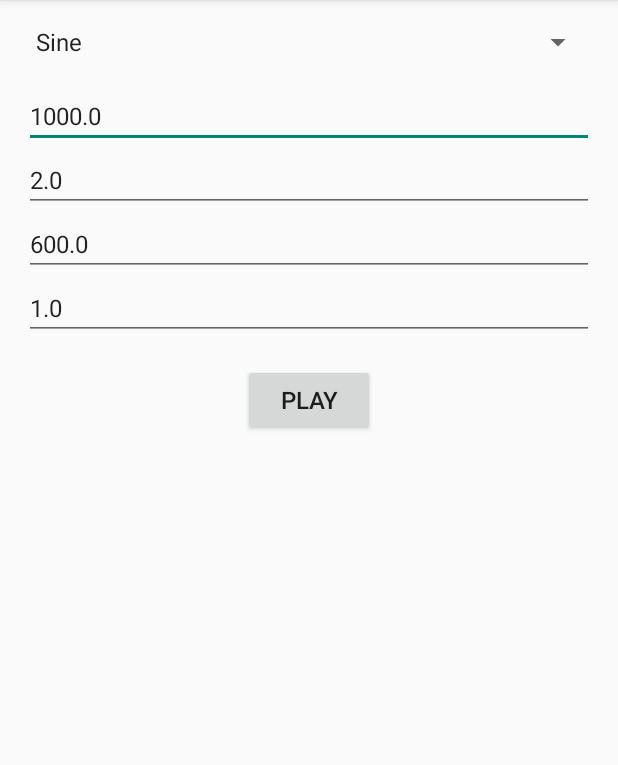
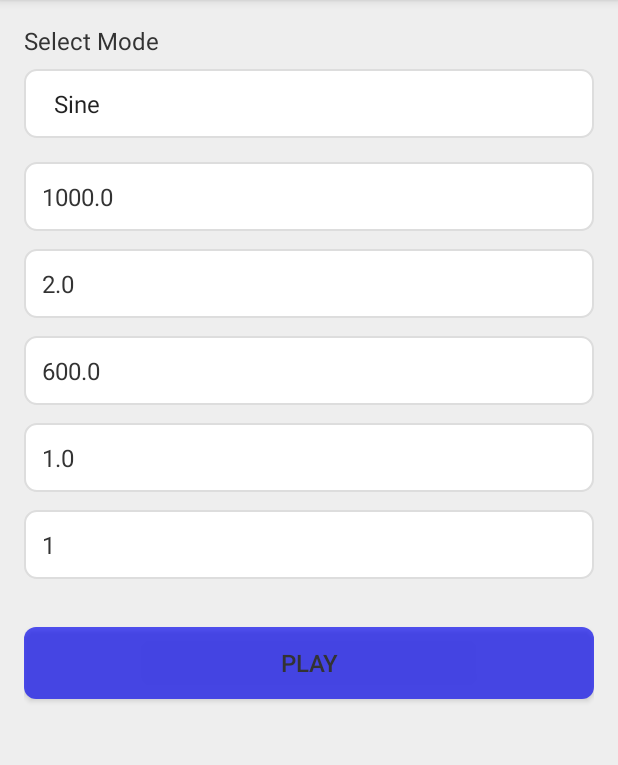
Before and after one commit to hailam/malgoplay, an Android app: the screen it shows after launch (MainActivity), on a phone screen of 412 x 824 dp, the part 84-849 px from its top. Run offline under Robolectric (Android 15) with nearby library versions, the phone set to English and light mode, and no system bars.

Commit message:
style: easier one eye

```diff
--- a/platform/android/app/src/main/java/com/hailam/malgoplay/MainActivity.kt
+++ b/platform/android/app/src/main/java/com/hailam/malgoplay/MainActivity.kt
@@ -9,6 +9,7 @@ import androidx.appcompat.app.AlertDialog
 import androidx.appcompat.app.AppCompatActivity
 import androidx.core.app.ActivityCompat
 import androidx.core.content.ContextCompat
+import kotlinx.coroutines.*
 import mobile_fsg_main.Mobile_fsg_main
 
 class MainActivity : AppCompatActivity() {
@@ -19,6 +20,7 @@ class MainActivity : AppCompatActivity() {
         private const val DEFAULT_MIN_FREQUENCY = 600.0
         private const val DEFAULT_AMPLITUDE = 2.0
         private const val DEFAULT_SWEEP_RATE = 1.0
+        private const val DEFAULT_CHANNELS = 1L
 
         private const val SWEEP_MODE_LINEAR = 0L
         private const val SWEEP_MODE_SINE = 1L
@@ -32,12 +34,14 @@ class MainActivity : AppCompatActivity() {
 
     private var isPlaying = false
     private lateinit var modeSpinner: Spinner
+    private lateinit var modeSpinnerLabel: TextView
     private lateinit var maxFrequencyInput: EditText
     private lateinit var amplitudeInput: EditText
     private lateinit var minFrequencyInput: EditText
     private lateinit var sweepRateInput: EditText
     private lateinit var playButton: Button
-    private lateinit var animationContainer: FrameLayout
+    private lateinit var channelsInput: EditText
+    //private lateinit var animationContainer: FrameLayout
 
     override fun onCreate(savedInstanceState: Bundle?) {
         super.onCreate(savedInstanceState)
@@ -54,6 +58,8 @@ class MainActivity : AppCompatActivity() {
         minFrequencyInput = findViewById(R.id.min_frequency_input)
         sweepRateInput = findViewById(R.id.sweep_rate_input)
         playButton = findViewById(R.id.play_button)
+        channelsInput = findViewById(R.id.channels_input)
+        modeSpinnerLabel = findViewById(R.id.mode_spinner_label)
 
         // Initialize Spinner with modes
         val modes = listOf("Sine", "Linear", "Triangle", "Exponential", "Logarithmic", "Square", "Sawtooth", "Random")
@@ -66,6 +72,7 @@ class MainActivity : AppCompatActivity() {
         amplitudeInput.setText(DEFAULT_AMPLITUDE.toString())
         minFrequencyInput.setText(DEFAULT_MIN_FREQUENCY.toString())
         sweepRateInput.setText(DEFAULT_SWEEP_RATE.toString())
+        channelsInput.setText(DEFAULT_CHANNELS.toString())
 
         // Set an onClick listener for the Play/Stop button
         playButton.setOnClickListener {
@@ -82,12 +89,17 @@ class MainActivity : AppCompatActivity() {
         val minFrequency = minFrequencyInput.text.toString().toDoubleOrNull() ?: DEFAULT_MIN_FREQUENCY
         val amplitude = amplitudeInput.text.toString().toDoubleOrNull() ?: DEFAULT_AMPLITUDE
         val sweepRate = sweepRateInput.text.toString().toDoubleOrNull() ?: DEFAULT_SWEEP_RATE
+        val channels = channelsInput.text.toString().toLongOrNull() ?: DEFAULT_CHANNELS
 
+        CoroutineScope(Dispatchers.IO).launch {
             // Initialize the audio device with the current user input values
-        initAudioDevice(minFrequency, maxFrequency)
+            initAudioDevice(minFrequency, maxFrequency, channels)
 
             // Set sweep rate and mode before starting the audio
             Mobile_fsg_main.setSweepRate(sweepRate)
+
+            Mobile_fsg_main.setAmplitude(amplitude)
+
             val selectedMode = when (modeSpinner.selectedItem.toString()) {
                 "Linear" -> SWEEP_MODE_LINEAR
                 "Triangle" -> SWEEP_MODE_TRIANGLE
@@ -99,51 +111,56 @@ class MainActivity : AppCompatActivity() {
                 "Random" -> SWEEP_MODE_RANDOM
                 else -> SWEEP_MODE_SINE // Default to Sine
             }
+
             Mobile_fsg_main.setSweepMode(selectedMode)
             Mobile_fsg_main.startAudio(0) // 0 for indefinite playback
 
+            withContext(Dispatchers.Main) {
                 // Toggle UI for playing state
                 isPlaying = true
                 playButton.text = "Stop"
+            }
+        }
 
-        // Hide input fields and show animation
-        /*
         maxFrequencyInput.visibility = View.GONE
         amplitudeInput.visibility = View.GONE
         minFrequencyInput.visibility = View.GONE
         sweepRateInput.visibility = View.GONE
         modeSpinner.visibility = View.GONE
-         */
+        channelsInput.visibility = View.GONE
+        modeSpinnerLabel.visibility = View.GONE
 
         // TODO: Start the animation or graphic in the animationContainer
     }
 
     private fun stopPlaying() {
+        CoroutineScope(Dispatchers.IO).launch {
             Mobile_fsg_main.stopAudio()
 
+            withContext(Dispatchers.Main) {
                 // Toggle UI for stopped state
                 playButton.text = "Play"
                 isPlaying = false
+            }
 
-        // Show input fields and hide animation
-        /*
+            // Reset state in the generator
+            Mobile_fsg_main.cleanupAudio()
+        }
+
         maxFrequencyInput.visibility = View.VISIBLE
         amplitudeInput.visibility = View.VISIBLE
         minFrequencyInput.visibility = View.VISIBLE
         sweepRateInput.visibility = View.VISIBLE
         modeSpinner.visibility = View.VISIBLE
-        */
-
-        // Reset state in the generator
-        Mobile_fsg_main.cleanupAudio()
+        channelsInput.visibility = View.VISIBLE
+        modeSpinnerLabel.visibility = View.VISIBLE
 
         // TODO: Stop the animation or graphic in the animationContainer
     }
 
 
-    private fun initAudioDevice(minFrequency: Double, maxFrequency: Double) {
+    private fun initAudioDevice(minFrequency: Double, maxFrequency: Double, channels: Long) {
         val sampleRate = 44100L
-        val channels = 1L
 
         val result = Mobile_fsg_main.initializeAudio(minFrequency, maxFrequency, sampleRate, channels)
         //if (result != null) {
@@ -178,6 +195,9 @@ class MainActivity : AppCompatActivity() {
 
     override fun onDestroy() {
         super.onDestroy()
+
+        CoroutineScope(Dispatchers.IO).launch {
             Mobile_fsg_main.cleanupAudio()
         }
     }
+}
--- /dev/null
+++ b/platform/android/app/src/main/res/drawable-night/button_background.xml
@@ -0,0 +1,5 @@
+<shape xmlns:android="http://schemas.android.com/apk/res/android">
+    <solid android:color="#AA0000EE"/>
+    <corners android:radius="8dp"/>
+    <padding android:left="12dp" android:top="12dp" android:right="12dp" android:bottom="12dp"/>
+</shape>
--- /dev/null
+++ b/platform/android/app/src/main/res/drawable-night/input_background.xml
@@ -0,0 +1,6 @@
+<shape xmlns:android="http://schemas.android.com/apk/res/android">
+    <solid android:color="#333333"/> <!-- Darker background for dark mode -->
+    <stroke android:width="1dp" android:color="#AAAAAA"/> <!-- Lighter border color -->
+    <corners android:radius="8dp"/>
+    <padding android:left="12dp" android:top="12dp" android:right="12dp" android:bottom="12dp"/>
+</shape>
--- /dev/null
+++ b/platform/android/app/src/main/res/drawable-night/spinner_background.xml
@@ -0,0 +1,6 @@
+<shape xmlns:android="http://schemas.android.com/apk/res/android">
+    <solid android:color="#333333"/> <!-- Darker background for dark mode -->
+    <stroke android:width="1dp" android:color="#AAAAAA"/> <!-- Lighter border color -->
+    <corners android:radius="8dp"/>
+    <padding android:left="12dp" android:top="12dp" android:right="12dp" android:bottom="12dp"/>
+</shape>
--- /dev/null
+++ b/platform/android/app/src/main/res/drawable/button_background.xml
@@ -0,0 +1,5 @@
+<shape xmlns:android="http://schemas.android.com/apk/res/android">
+    <solid android:color="#AA0000EE"/>
+    <corners android:radius="8dp"/>
+    <padding android:left="12dp" android:top="12dp" android:right="12dp" android:bottom="12dp"/>
+</shape>
--- /dev/null
+++ b/platform/android/app/src/main/res/drawable/input_background.xml
@@ -0,0 +1,6 @@
+<shape xmlns:android="http://schemas.android.com/apk/res/android">
+    <solid android:color="#FFFFFF"/>
+    <stroke android:width="1dp" android:color="#DDDDDD"/>
+    <corners android:radius="8dp"/>
+    <padding android:left="12dp" android:top="12dp" android:right="12dp" android:bottom="12dp"/>
+</shape>
--- /dev/null
+++ b/platform/android/app/src/main/res/drawable/spinner_background.xml
@@ -0,0 +1,6 @@
+<shape xmlns:android="http://schemas.android.com/apk/res/android">
+    <solid android:color="#FFFFFF"/>
+    <stroke android:width="1dp" android:color="#DDDDDD"/>
+    <corners android:radius="8dp"/>
+    <padding android:left="12dp" android:top="12dp" android:right="12dp" android:bottom="12dp"/>
+</shape>
--- a/platform/android/app/src/main/res/layout-sw600dp/activity_main.xml
+++ b/platform/android/app/src/main/res/layout-sw600dp/activity_main.xml
@@ -3,22 +3,35 @@
     android:layout_width="match_parent"
     android:layout_height="match_parent"
     android:orientation="vertical"
-    android:padding="32dp">
+    android:padding="32dp"
+    android:background="@color/backgroundColor">
 
     <TextView
+        android:id="@+id/mode_spinner_label"
         android:layout_width="match_parent"
         android:layout_height="wrap_content"
         android:text="Malgoplay Settings"
         android:textSize="24sp"
         android:gravity="center"
+        android:textColor="@color/primaryTextColor"
         android:layout_marginBottom="32dp" />
 
     <!-- Mode Selection Spinner -->
+    <TextView
+        android:layout_width="match_parent"
+        android:layout_height="wrap_content"
+        android:text="Select Mode"
+        android:textSize="20sp"
+        android:textColor="@color/primaryTextColor"
+        android:layout_marginBottom="8dp" />
+
     <Spinner
         android:id="@+id/mode_spinner"
         android:layout_width="match_parent"
         android:layout_height="wrap_content"
-        android:layout_marginBottom="16dp" />
+        android:padding="16dp"
+        android:background="@drawable/spinner_background"
+        android:layout_marginBottom="24dp" />
 
     <EditText
         android:id="@+id/frequency_input"
@@ -26,15 +39,11 @@
         android:layout_height="wrap_content"
         android:hint="Enter Max Frequency (Hz)"
         android:inputType="numberDecimal"
-        android:textSize="20sp" />
-
-    <EditText
-        android:id="@+id/amplitude_input"
-        android:layout_width="match_parent"
-        android:layout_height="wrap_content"
-        android:hint="Enter Amplitude"
-        android:inputType="numberDecimal"
-        android:textSize="20sp" />
+        android:textSize="20sp"
+        android:textColor="@color/primaryTextColor"
+        android:padding="16dp"
+        android:background="@drawable/input_background"
+        android:layout_marginBottom="16dp" />
 
     <EditText
         android:id="@+id/min_frequency_input"
@@ -42,7 +51,11 @@
         android:layout_height="wrap_content"
         android:hint="Enter Min Frequency (Hz)"
         android:inputType="numberDecimal"
-        android:textSize="20sp" />
+        android:textSize="20sp"
+        android:textColor="@color/primaryTextColor"
+        android:padding="16dp"
+        android:background="@drawable/input_background"
+        android:layout_marginBottom="16dp" />
 
     <EditText
         android:id="@+id/sweep_rate_input"
@@ -50,7 +63,23 @@
         android:layout_height="wrap_content"
         android:hint="Enter Sweep Rate (Hz per second)"
         android:inputType="numberDecimal"
-        android:textSize="20sp" />
+        android:textSize="20sp"
+        android:textColor="@color/primaryTextColor"
+        android:padding="16dp"
+        android:background="@drawable/input_background"
+        android:layout_marginBottom="16dp" />
+
+    <EditText
+        android:id="@+id/channels_input"
+        android:layout_width="match_parent"
+        android:layout_height="wrap_content"
+        android:hint="Channels"
+        android:inputType="number"
+        android:textSize="20sp"
+        android:textColor="@color/primaryTextColor"
+        android:padding="16dp"
+        android:background="@drawable/input_background"
+        android:layout_marginBottom="24dp"/>
 
     <Button
         android:id="@+id/play_button"
@@ -58,16 +87,9 @@
         android:layout_height="wrap_content"
         android:text="Play"
         android:textSize="20sp"
-        android:layout_marginTop="24dp" />
-
-    <!-- Placeholder for animation/graphic -->
-    <FrameLayout
-        android:id="@+id/animation_container"
-        android:layout_width="match_parent"
-        android:layout_height="wrap_content"
-        android:layout_gravity="center_horizontal"
+        android:textColor="@color/primaryTextColor"
+        android:padding="16dp"
+        android:background="@drawable/button_background"
         android:layout_marginTop="24dp"
-        android:visibility="gone">
-        <!-- Placeholder for animation/graphic when playing -->
-    </FrameLayout>
+        android:layout_gravity="center_horizontal" />
 </LinearLayout>
--- a/platform/android/app/src/main/res/layout/activity_main.xml
+++ b/platform/android/app/src/main/res/layout/activity_main.xml
@@ -3,13 +3,25 @@
     android:layout_width="match_parent"
     android:layout_height="match_parent"
     android:orientation="vertical"
-    android:padding="16dp">
+    android:padding="16dp"
+    android:background="@color/backgroundColor">
 
     <!-- Mode Selection Spinner -->
+    <TextView
+        android:id="@+id/mode_spinner_label"
+        android:layout_width="match_parent"
+        android:layout_height="wrap_content"
+        android:text="Select Mode"
+        android:textSize="16sp"
+        android:textColor="@color/primaryTextColor"
+        android:layout_marginBottom="8dp" />
+
     <Spinner
         android:id="@+id/mode_spinner"
         android:layout_width="match_parent"
         android:layout_height="wrap_content"
+        android:padding="12dp"
+        android:background="@drawable/spinner_background"
         android:layout_marginBottom="16dp" />
 
     <EditText
@@ -18,7 +30,11 @@
         android:layout_height="wrap_content"
         android:hint="Enter Max Frequency (Hz)"
         android:inputType="numberDecimal"
-        android:textSize="16sp" />
+        android:textSize="16sp"
+        android:textColor="@color/primaryTextColor"
+        android:padding="12dp"
+        android:background="@drawable/input_background"
+        android:layout_marginBottom="12dp" />
 
     <EditText
         android:id="@+id/amplitude_input"
@@ -26,7 +42,11 @@
         android:layout_height="wrap_content"
         android:hint="Enter Amplitude"
         android:inputType="numberDecimal"
-        android:textSize="16sp" />
+        android:textSize="16sp"
+        android:textColor="@color/primaryTextColor"
+        android:padding="12dp"
+        android:background="@drawable/input_background"
+        android:layout_marginBottom="12dp" />
 
     <EditText
         android:id="@+id/min_frequency_input"
@@ -34,7 +54,11 @@
         android:layout_height="wrap_content"
         android:hint="Enter Min Frequency (Hz)"
         android:inputType="numberDecimal"
-        android:textSize="16sp" />
+        android:textSize="16sp"
+        android:textColor="@color/primaryTextColor"
+        android:padding="12dp"
+        android:background="@drawable/input_background"
+        android:layout_marginBottom="12dp" />
 
     <EditText
         android:id="@+id/sweep_rate_input"
@@ -42,16 +66,33 @@
         android:layout_height="wrap_content"
         android:hint="Enter Sweep Rate (Hz per second)"
         android:inputType="numberDecimal"
-        android:textSize="16sp" />
+        android:textSize="16sp"
+        android:textColor="@color/primaryTextColor"
+        android:padding="12dp"
+        android:background="@drawable/input_background"
+        android:layout_marginBottom="12dp" />
+
+    <EditText
+        android:id="@+id/channels_input"
+        android:layout_width="match_parent"
+        android:layout_height="wrap_content"
+        android:hint="Channels"
+        android:inputType="number"
+        android:textSize="16sp"
+        android:textColor="@color/primaryTextColor"
+        android:padding="12dp"
+        android:background="@drawable/input_background"
+        android:layout_marginBottom="16dp"/>
 
     <Button
         android:id="@+id/play_button"
-        android:layout_width="wrap_content"
+        android:layout_width="match_parent"
         android:layout_height="wrap_content"
-        android:layout_gravity="center_horizontal"
+        android:text="Play"
+        android:textSize="16sp"
+        android:textColor="@color/primaryTextColor"
+        android:padding="12dp"
+        android:background="@drawable/button_background"
         android:layout_marginTop="16dp"
-        android:text="Play"
-        android:textSize="16sp" />
-
-    <!-- Placeholder for animation/graphic -->
+        android:layout_gravity="center_horizontal" />
 </LinearLayout>
--- /dev/null
+++ b/platform/android/app/src/main/res/values-night/colors.xml
@@ -0,0 +1,6 @@
+<resources>
+    <color name="primaryTextColor">#FFFFFF</color>
+    <color name="secondaryTextColor">#CCCCCC</color>
+    <color name="buttonTextColor">#000000</color>
+    <color name="backgroundColor">#202020</color>
+</resources>
--- /dev/null
+++ b/platform/android/app/src/main/res/values/colors.xml
@@ -0,0 +1,6 @@
+<resources>
+    <color name="primaryTextColor">#333333</color>
+    <color name="secondaryTextColor">#666666</color>
+    <color name="buttonTextColor">#FFFFFF</color>
+    <color name="backgroundColor">#EEEEEE</color>
+</resources>
```
Also changed, not shown: platform/android/app/build.gradle (+7 -5 lines), 1 other file. Lines whose indentation alone changed are shown as unchanged.
